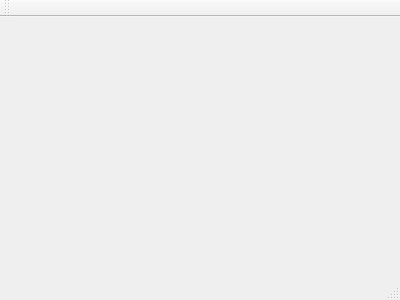
First picture: the form in mainwindow.ui, repository the-snowwhite/HolosynthV-ED, before the edit.
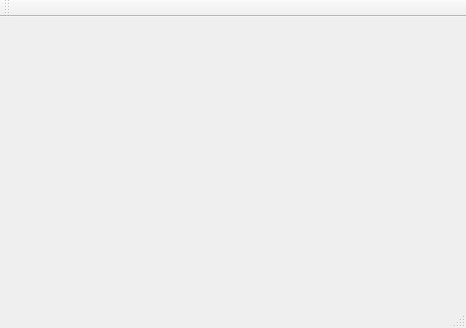
Second picture: the form after the edit.

Commit message: optimize gui layout

```diff
--- a/mainwindow.ui
+++ b/mainwindow.ui
@@ -6,8 +6,8 @@
    <rect>
     <x>0</x>
     <y>0</y>
-    <width>400</width>
-    <height>300</height>
+    <width>466</width>
+    <height>328</height>
    </rect>
   </property>
   <property name="windowTitle">
```
Left out of the diff: 4 changed lines with no effect on the pictures. The commit also changes 5 other files.
